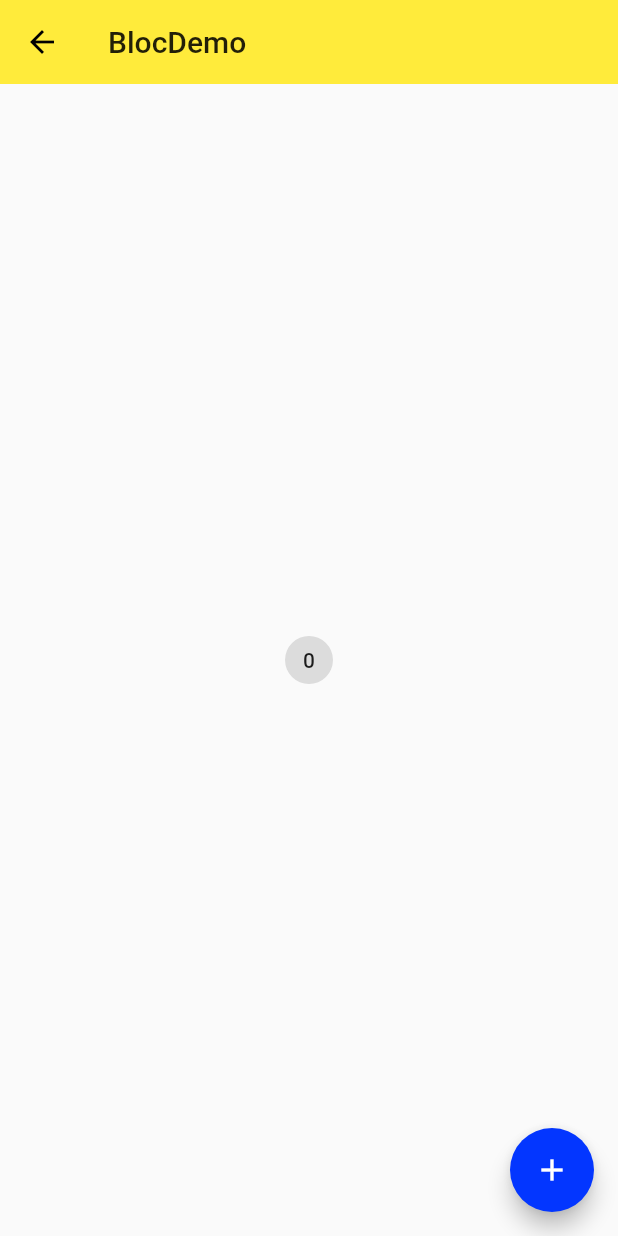
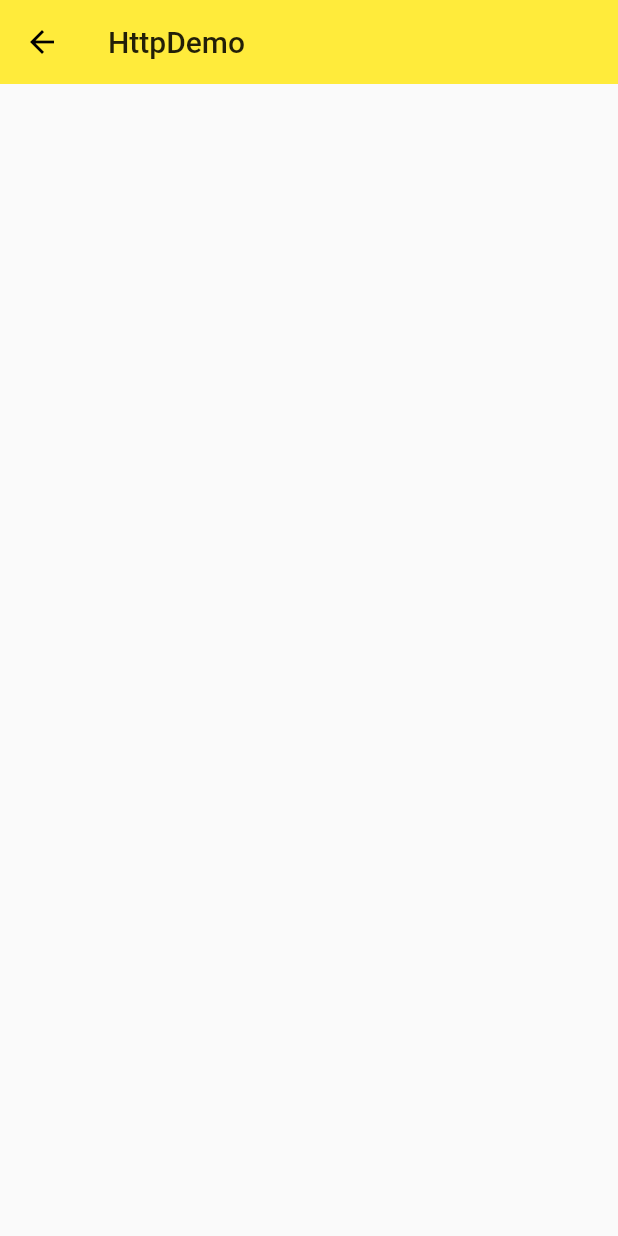
Before and after one commit to tony-zxw/flutter_domo, a Flutter app: the screen it shows after launch, on a phone screen of 412 x 824 dp. Run offline on Flutter 3.47's test engine with Material 2 defaults, Android fonts, the phone set to English and light mode, and no system bars; our stand-ins replace rxdart.

Commit message:
install http package

```diff
--- a/lib/demo/bloc/counter_bloc_demo.dart
+++ b/lib/demo/bloc/counter_bloc_demo.dart
@@ -71,7 +71,7 @@ class CounterBloc {
   void onData(int data) {
     print('$data');
     _count += data;
-    _counterController.add(_count);
+    _counterController.add(_count);//添加数据
   }
 
   void disponse() {
--- a/lib/demo/bottomnavigationbar_demo.dart
+++ b/lib/demo/bottomnavigationbar_demo.dart
@@ -13,7 +13,7 @@ class _BottomNavigationBarDemoState extends State<BottomNavigationBarDemo> {
     setState(() {
       _currentIndex = index;
       if (_currentIndex == 2) {
-        Navigator.pushNamed(context, '/bloc');
+        Navigator.pushNamed(context, '/http');
       }
     }); //StatefulWidget 才有的
   }
--- /dev/null
+++ b/lib/demo/http/http_demo.dart
@@ -0,0 +1,13 @@
+import 'package:flutter/material.dart';
+
+class HttpDemo extends StatelessWidget {
+  @override
+  Widget build(BuildContext context) {
+    return Scaffold(
+      appBar: AppBar(
+        title: Text('HttpDemo'),
+        elevation: 0.0,
+      ),
+    );
+  }
+}
--- a/lib/main.dart
+++ b/lib/main.dart
@@ -1,6 +1,7 @@
 import 'package:flutter/material.dart';
 import 'package:flutter/widgets.dart';
 import 'package:flutter_demo/demo/bloc/bloc_demo.dart';
+import 'package:flutter_demo/demo/http/http_demo.dart';
 import 'package:flutter_demo/demo/rxdart/rxdart_demo.dart';
 import 'package:flutter_demo/demo/state/state_management_demo.dart';
 import 'package:flutter_demo/demo/stream/stream_demo.dart';
@@ -23,7 +24,7 @@ class App extends StatelessWidget {
     return MaterialApp(
       debugShowCheckedModeBanner: false,
       // home: NavigateDemo(), //Home(),
-      initialRoute: '/bloc', //不使用上面的，可用直接用initialRoute来规定跟路由
+      initialRoute: '/http', //不使用上面的，可用直接用initialRoute来规定跟路由
       routes: {
         // '/': (context) => NavigateDemo(),
         '/': (context) => Home(),
@@ -34,14 +35,14 @@ class App extends StatelessWidget {
         '/stream': (context) => StreamDemo(),
         '/rxdart': (context) => RxDartDemo(),
         '/bloc': (context) => BlocDemo(),
+        '/http': (context) => HttpDemo(),
       }, //已知路由，通过名字方法pushName
       theme: ThemeData(
-        primarySwatch: Colors.yellow,
-        // primarySwatch: Colors.deepPurple,
-        highlightColor: Color.fromRGBO(255, 255, 255, 0.5),
-        splashColor: Colors.white70,
-        accentColor: Color.fromRGBO(3, 54, 255, 1.0)
-      ),
+          primarySwatch: Colors.yellow,
+          // primarySwatch: Colors.deepPurple,
+          highlightColor: Color.fromRGBO(255, 255, 255, 0.5),
+          splashColor: Colors.white70,
+          accentColor: Color.fromRGBO(3, 54, 255, 1.0)),
     );
   }
 }
--- a/pubspec.yaml
+++ b/pubspec.yaml
@@ -22,6 +22,7 @@ dependencies:
   intl: ^0.15.8
   scoped_model: ^1.0.1
   rxdart: ^0.22.0
+  http: ^0.12.0
 
   # The following adds the Cupertino Icons font to your application.
   # Use with the CupertinoIcons class for iOS style icons.
```
Also changed, not shown: pubspec.lock.
